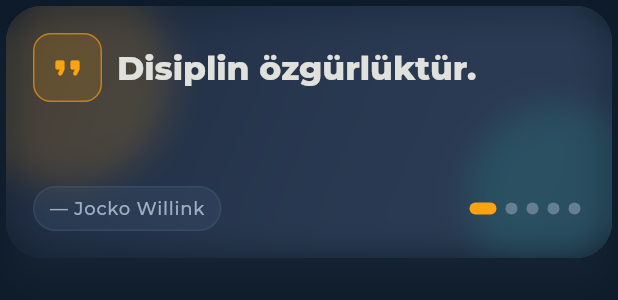
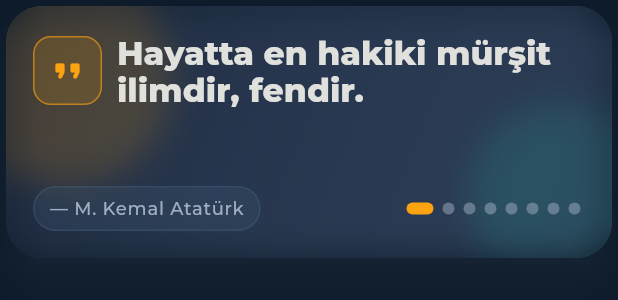
Before and after one commit to bakituncher/bilgee, a Flutter app: the MotivationQuotesCard widget shown alone on an empty page, opened directly, on a phone screen of 412 x 824 dp. Shown: the top 300 px of the screen. Run offline on Flutter 3.47's test engine with Material 3 defaults, Android fonts, the phone set to English and light mode, and no system bars; drawn by our look-alikes of flutter_animate; our stand-ins replace cloud_firestore, cloud_functions, confetti, equatable, firebase_auth, firebase_core and 6 more; missing offline and left inert: firebase_app_check; accounts and stored records are empty; generated files the repository leaves out were written again; statements that could not run were skipped.

Commit message:
ana ekranda düzenleme yapıldı.

```diff
--- a/lib/features/home/screens/dashboard_screen.dart
+++ b/lib/features/home/screens/dashboard_screen.dart
@@ -11,7 +11,7 @@ import 'package:bilge_ai/features/home/widgets/todays_plan.dart';
 import 'package:bilge_ai/features/onboarding/providers/tutorial_provider.dart';
 import 'package:bilge_ai/features/home/widgets/hero_header.dart';
 // import 'package:bilge_ai/features/home/widgets/performance_cluster.dart'; // KALDIRILDI
-import 'package:bilge_ai/features/home/widgets/adaptive_action_center.dart';
+// import 'package:bilge_ai/features/home/widgets/adaptive_action_center.dart'; // KALDIRILDI: tekrar eden üçlü kart
 import 'package:bilge_ai/shared/constants/highlight_keys.dart';
 import 'package:bilge_ai/features/home/providers/home_providers.dart';
 import 'package:bilge_ai/features/home/widgets/focus_hub_card.dart';
@@ -69,7 +69,7 @@ class _DashboardScreenState extends ConsumerState<DashboardScreen> {
           const HeroHeader(),
           const FocusHubCard(), // Günlük Fetihlerin yerine birleşik ve kaliteli kart
           Container(key: todaysPlanKey, child: const TodaysPlan()),
-          Container(key: addTestKey, child: const AdaptiveActionCenter()),
+          // Container(key: addTestKey, child: const AdaptiveActionCenter()), // KALDIRILDI: alttaki tekrar eden üçlü kart
           const MotivationQuotesCard(), // En altta motivasyon sözleri döngüsü
         ];
 
--- a/lib/features/home/widgets/motivation_quotes_card.dart
+++ b/lib/features/home/widgets/motivation_quotes_card.dart
@@ -17,11 +17,14 @@ class _MotivationQuotesCardState extends State<MotivationQuotesCard> {
   Timer? _timer;
   int _index = 0;
   final _quotes = const [
-    ('Disiplin özgürlüktür.', 'Jocko Willink'),
-    ('Süreklilik, zekayı yener.', 'Bilinmeyen'),
-    ('Bugün yaptıkların, yarınını belirler.', 'Ralph Marston'),
-    ('Küçük adımlar büyük zaferler getirir.', 'Bilinmeyen'),
-    ('Odak, zamanı güç çarpanına çevirir.', 'Bilinmeyen'),
+    ('Hayatta en hakiki mürşit ilimdir, fendir.', 'M. Kemal Atatürk'),
+    ('Geleceği tahmin etmenin en iyi yolu, onu yaratmaktır.', 'Peter Drucker'),
+    ('Başarının sırrı, sıradan işleri sıra dışı bir şekilde yapmaktır.', 'John D. Rockefeller'),
+    ('Dehanın %1\'i ilham, %99\'u alın teridir.', 'Thomas Edison'),
+    ('Şimdi acı çek ve hayatının geri kalanını bir şampiyon olarak yaşa.', 'Muhammed Ali'),
+    ('Tek bildiğim, hiçbir şey bilmediğimdir.', 'Sokrates'),
+    ('Hayal gücü bilgiden daha önemlidir. Çünkü bilgi sınırlıyken, hayal gücü tüm dünyayı kapsar.', 'Albert Einstein'),
+    ('Yenilginin en büyük zaferden tek farkı, ayağa kalkma cesaretidir.', 'Bilge Baykuş'),
   ];
 
   @override
```
